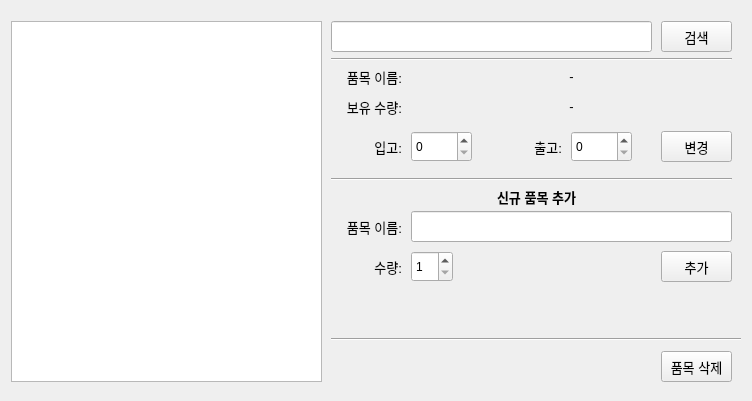
Above: InvScreen.ui from parks13/InventoryManagement before the change. Below: the same form after it.
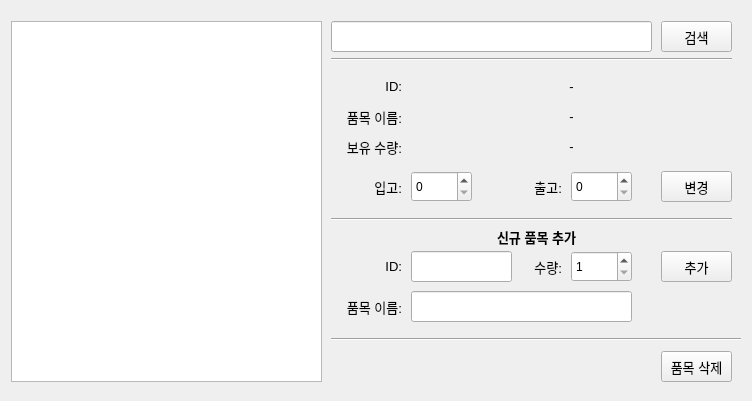
That is the form after the change. Icons and pictures are not drawn.

```diff
--- a/InvScreen.ui
+++ b/InvScreen.ui
@@ -114,7 +114,7 @@
        <property name="geometry">
         <rect>
          <x>310</x>
-         <y>50</y>
+         <y>90</y>
          <width>81</width>
          <height>31</height>
         </rect>
@@ -148,7 +148,7 @@
        <property name="geometry">
         <rect>
          <x>310</x>
-         <y>80</y>
+         <y>120</y>
          <width>81</width>
          <height>31</height>
         </rect>
@@ -169,7 +169,7 @@
        <property name="geometry">
         <rect>
          <x>390</x>
-         <y>50</y>
+         <y>90</y>
          <width>341</width>
          <height>31</height>
         </rect>
@@ -190,7 +190,7 @@
        <property name="geometry">
         <rect>
          <x>390</x>
-         <y>80</y>
+         <y>120</y>
          <width>341</width>
          <height>31</height>
         </rect>
@@ -254,8 +254,8 @@
        <property name="geometry">
         <rect>
          <x>400</x>
-         <y>200</y>
-         <width>321</width>
+         <y>280</y>
+         <width>221</width>
          <height>31</height>
         </rect>
        </property>
@@ -264,7 +264,7 @@
        <property name="geometry">
         <rect>
          <x>320</x>
-         <y>170</y>
+         <y>210</y>
          <width>411</width>
          <height>31</height>
         </rect>
@@ -287,7 +287,7 @@
        <property name="geometry">
         <rect>
          <x>320</x>
-         <y>200</y>
+         <y>280</y>
          <width>71</width>
          <height>31</height>
         </rect>
@@ -307,7 +307,7 @@
       <widget class="QLabel" name="name_4">
        <property name="geometry">
         <rect>
-         <x>320</x>
+         <x>480</x>
          <y>240</y>
          <width>71</width>
          <height>31</height>
@@ -328,9 +328,9 @@
       <widget class="QSpinBox" name="newItemQuantity">
        <property name="geometry">
         <rect>
-         <x>400</x>
+         <x>560</x>
          <y>240</y>
-         <width>42</width>
+         <width>61</width>
          <height>31</height>
         </rect>
        </property>
@@ -345,7 +345,7 @@
        <property name="geometry">
         <rect>
          <x>320</x>
-         <y>160</y>
+         <y>200</y>
          <width>401</width>
          <height>16</height>
         </rect>
@@ -358,7 +358,7 @@
        <property name="geometry">
         <rect>
          <x>330</x>
-         <y>120</y>
+         <y>160</y>
          <width>61</width>
          <height>31</height>
         </rect>
@@ -379,7 +379,7 @@
        <property name="geometry">
         <rect>
          <x>480</x>
-         <y>120</y>
+         <y>160</y>
          <width>71</width>
          <height>31</height>
         </rect>
@@ -400,7 +400,7 @@
        <property name="geometry">
         <rect>
          <x>400</x>
-         <y>120</y>
+         <y>160</y>
          <width>61</width>
          <height>31</height>
         </rect>
@@ -413,7 +413,7 @@
        <property name="geometry">
         <rect>
          <x>560</x>
-         <y>120</y>
+         <y>160</y>
          <width>61</width>
          <height>31</height>
         </rect>
@@ -426,7 +426,7 @@
        <property name="geometry">
         <rect>
          <x>650</x>
-         <y>120</y>
+         <y>160</y>
          <width>71</width>
          <height>31</height>
         </rect>
@@ -463,6 +463,79 @@
         <enum>Qt::Horizontal</enum>
        </property>
       </widget>
+      <widget class="QLabel" name="name_5">
+       <property name="geometry">
+        <rect>
+         <x>310</x>
+         <y>60</y>
+         <width>81</width>
+         <height>31</height>
+        </rect>
+       </property>
+       <property name="font">
+        <font>
+         <pointsize>10</pointsize>
+        </font>
+       </property>
+       <property name="text">
+        <string>ID:</string>
+       </property>
+       <property name="alignment">
+        <set>Qt::AlignRight|Qt::AlignTrailing|Qt::AlignVCenter</set>
+       </property>
+      </widget>
+      <widget class="QLabel" name="itemCode">
+       <property name="geometry">
+        <rect>
+         <x>390</x>
+         <y>60</y>
+         <width>341</width>
+         <height>31</height>
+        </rect>
+       </property>
+       <property name="font">
+        <font>
+         <pointsize>10</pointsize>
+        </font>
+       </property>
+       <property name="text">
+        <string>-</string>
+       </property>
+       <property name="alignment">
+        <set>Qt::AlignCenter</set>
+       </property>
+      </widget>
+      <widget class="QLabel" name="name_6">
+       <property name="geometry">
+        <rect>
+         <x>320</x>
+         <y>240</y>
+         <width>71</width>
+         <height>31</height>
+        </rect>
+       </property>
+       <property name="font">
+        <font>
+         <pointsize>10</pointsize>
+        </font>
+       </property>
+       <property name="text">
+        <string>ID:</string>
+       </property>
+       <property name="alignment">
+        <set>Qt::AlignRight|Qt::AlignTrailing|Qt::AlignVCenter</set>
+       </property>
+      </widget>
+      <widget class="QLineEdit" name="newItemCode">
+       <property name="geometry">
+        <rect>
+         <x>400</x>
+         <y>240</y>
+         <width>101</width>
+         <height>31</height>
+        </rect>
+       </property>
+      </widget>
      </widget>
     </widget>
    </item>
```
